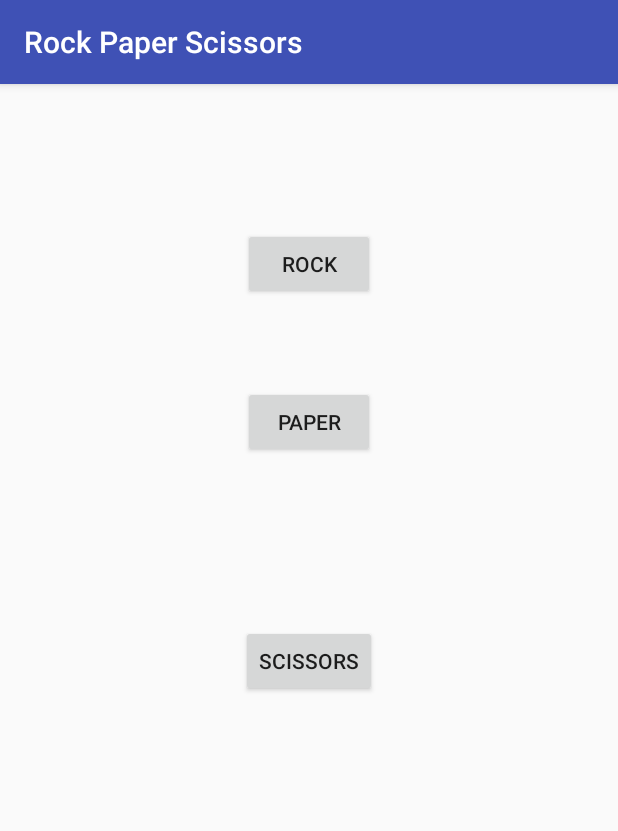
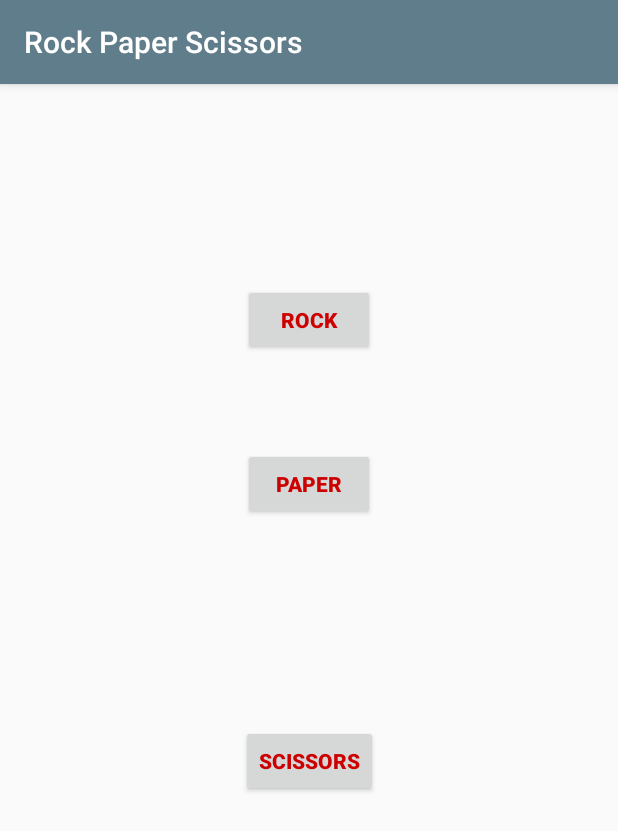
Before and after one commit to ClareBee/rock_paper_scissors_app, an Android app: the MainActivity screen opened directly, with no data from a screen before it, on a phone screen of 412 x 824 dp. Shown: the top 831 px of the screen. Run offline under Robolectric (Android 15) with nearby library versions, the phone set to English and light mode, and no system bars.

Commit message:
Adds app styling

```diff
--- a/app/src/main/res/layout/activity_main.xml
+++ b/app/src/main/res/layout/activity_main.xml
@@ -10,42 +10,49 @@
         android:id="@+id/rock_btn"
         android:layout_width="wrap_content"
         android:layout_height="wrap_content"
+        android:layout_marginLeft="8dp"
         android:layout_marginRight="8dp"
-        android:layout_marginTop="96dp"
+        android:layout_marginTop="133dp"
         android:onClick="rockBtnOnClick"
         android:text="@string/rock"
+        android:textColor="@android:color/holo_red_dark"
+        android:textStyle="bold"
+        app:layout_constraintLeft_toLeftOf="parent"
         app:layout_constraintRight_toRightOf="parent"
-        app:layout_constraintTop_toTopOf="parent"
-        android:layout_marginLeft="8dp"
-        app:layout_constraintLeft_toLeftOf="parent" />
+        app:layout_constraintTop_toTopOf="parent" />
 
     <Button
         android:id="@+id/paper_btn"
         android:layout_width="wrap_content"
         android:layout_height="wrap_content"
+        android:layout_marginLeft="8dp"
         android:layout_marginRight="8dp"
-        android:layout_marginTop="57dp"
+        android:layout_marginTop="61dp"
         android:onClick="paperBtnOnClick"
         android:text="@string/paper"
+        android:textColor="@android:color/holo_red_dark"
+        android:textStyle="bold"
+        app:layout_constraintLeft_toLeftOf="parent"
         app:layout_constraintRight_toRightOf="parent"
-        app:layout_constraintTop_toBottomOf="@+id/rock_btn"
-        android:layout_marginLeft="8dp"
-        app:layout_constraintLeft_toLeftOf="parent" />
+        app:layout_constraintTop_toBottomOf="@+id/rock_btn" />
 
     <Button
         android:id="@+id/scissors_btn"
         android:layout_width="wrap_content"
         android:layout_height="wrap_content"
+        android:layout_marginBottom="8dp"
+        android:layout_marginLeft="8dp"
         android:layout_marginRight="8dp"
         android:layout_marginTop="6dp"
         android:onClick="scissorsBtnOnClick"
         android:text="@string/scissors"
+        android:textColor="@android:color/holo_red_dark"
+        android:textStyle="bold"
+        app:layout_constraintBottom_toBottomOf="parent"
+        app:layout_constraintHorizontal_bias="0.501"
+        app:layout_constraintLeft_toLeftOf="parent"
         app:layout_constraintRight_toRightOf="parent"
         app:layout_constraintTop_toBottomOf="@+id/paper_btn"
-        app:layout_constraintBottom_toBottomOf="parent"
-        android:layout_marginBottom="8dp"
-        app:layout_constraintVertical_bias="0.23"
-        android:layout_marginLeft="8dp"
-        app:layout_constraintLeft_toLeftOf="parent" />
+        app:layout_constraintVertical_bias="0.315" />
 
 </android.support.constraint.ConstraintLayout>
--- a/app/src/main/res/layout/activity_result.xml
+++ b/app/src/main/res/layout/activity_result.xml
@@ -55,7 +55,8 @@
         android:layout_marginRight="8dp"
         android:layout_marginTop="8dp"
         android:onClick="playAgainBtnOnClick"
-        android:text="Play Again"
+        android:text="@string/play_again"
+        android:textColor="@android:color/holo_red_dark"
         android:textStyle="bold"
         app:layout_constraintBottom_toBottomOf="parent"
         app:layout_constraintHorizontal_bias="0.5"
--- a/app/src/main/res/layout/activity_welcome.xml
+++ b/app/src/main/res/layout/activity_welcome.xml
@@ -13,7 +13,7 @@
         android:layout_marginLeft="8dp"
         android:layout_marginRight="8dp"
         android:layout_marginTop="54dp"
-        android:text="Welcome!"
+        android:text="@string/welcome"
         android:textAlignment="center"
         android:textSize="30sp"
         android:textStyle="bold"
@@ -29,14 +29,15 @@
         android:layout_marginBottom="31dp"
         android:layout_marginLeft="8dp"
         android:layout_marginRight="8dp"
+        android:layout_marginTop="8dp"
         android:onClick="playGameBtnOnClick"
-        android:text="Play Game"
+        android:text="@string/play_game"
+        android:textColor="@android:color/holo_red_dark"
         android:textStyle="bold"
         app:layout_constraintBottom_toBottomOf="parent"
         app:layout_constraintHorizontal_bias="0.501"
         app:layout_constraintLeft_toLeftOf="parent"
         app:layout_constraintRight_toRightOf="parent"
-        android:layout_marginTop="8dp"
         app:layout_constraintTop_toBottomOf="@+id/game_rules_text" />
 
     <TextView
--- a/app/src/main/res/values/colors.xml
+++ b/app/src/main/res/values/colors.xml
@@ -2,5 +2,7 @@
 <resources>
     <color name="colorPrimary">#3F51B5</color>
     <color name="colorPrimaryDark">#303F9F</color>
-    <color name="colorAccent">#FF4081</color>
+    <color name="colorAccent">#ff4081</color>
+    <color name="blue_gray">#607d8b</color>
+    <color name="blue_gray_dark">#36474f</color>
 </resources>
--- a/app/src/main/res/values/strings.xml
+++ b/app/src/main/res/values/strings.xml
@@ -7,4 +7,7 @@
     <string name="rock_image">Rock image</string>
     <string name="paper_image">Paper image</string>
     <string name="scissors_image">Scissors image</string>
+    <string name="play_again">Play Again</string>
+    <string name="welcome">Welcome!</string>
+    <string name="play_game">Play Game</string>
 </resources>
--- a/app/src/main/res/values/styles.xml
+++ b/app/src/main/res/values/styles.xml
@@ -3,9 +3,9 @@
     <!-- Base application theme. -->
     <style name="AppTheme" parent="Theme.AppCompat.Light.DarkActionBar">
         <!-- Customize your theme here. -->
-        <item name="colorPrimary">@color/colorPrimary</item>
-        <item name="colorPrimaryDark">@color/colorPrimaryDark</item>
-        <item name="colorAccent">@color/colorAccent</item>
+        <item name="colorPrimary">@color/blue_gray</item>
+        <item name="colorPrimaryDark">@color/blue_gray_dark</item>
+        <item name="colorAccent">@android:color/holo_blue_dark</item>
     </style>
 
 </resources>
```
